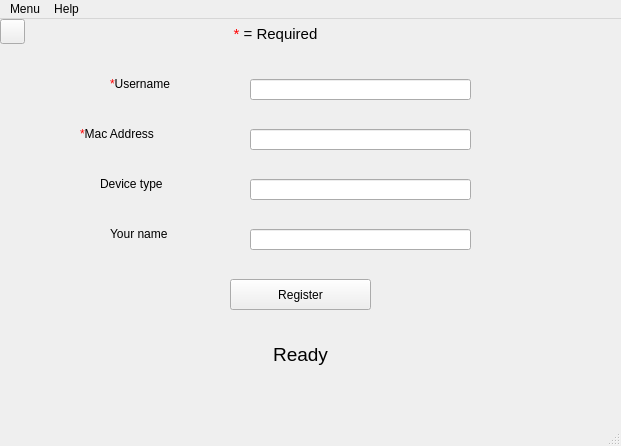
Before: the Qt Designer form mainwindow.ui in sagyakwa/Device-Registration, drawn with Qt 5.
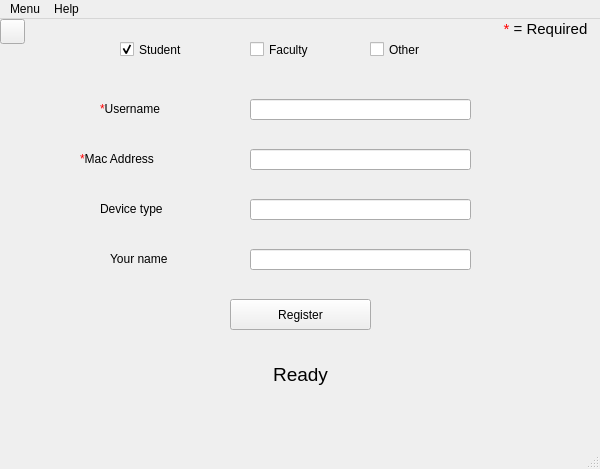
After: the same form once the commit is applied. Icons and pictures are not drawn.

Commit message: added checkboxes for the type of user

Diff of the .ui file:
```diff
--- a/mainwindow.ui
+++ b/mainwindow.ui
@@ -6,8 +6,8 @@
    <rect>
     <x>0</x>
     <y>0</y>
-    <width>621</width>
-    <height>446</height>
+    <width>600</width>
+    <height>469</height>
    </rect>
   </property>
   <property name="windowTitle">
@@ -25,7 +25,7 @@
     <property name="geometry">
      <rect>
       <x>230</x>
-      <y>260</y>
+      <y>280</y>
       <width>141</width>
       <height>31</height>
      </rect>
@@ -44,7 +44,7 @@
     <property name="geometry">
      <rect>
       <x>250</x>
-      <y>60</y>
+      <y>80</y>
       <width>221</width>
       <height>21</height>
      </rect>
@@ -60,7 +60,7 @@
     <property name="geometry">
      <rect>
       <x>250</x>
-      <y>110</y>
+      <y>130</y>
       <width>221</width>
       <height>21</height>
      </rect>
@@ -73,7 +73,7 @@
     <property name="geometry">
      <rect>
       <x>250</x>
-      <y>160</y>
+      <y>180</y>
       <width>221</width>
       <height>21</height>
      </rect>
@@ -86,7 +86,7 @@
     <property name="geometry">
      <rect>
       <x>250</x>
-      <y>210</y>
+      <y>230</y>
       <width>221</width>
       <height>21</height>
      </rect>
@@ -99,7 +99,7 @@
     <property name="geometry">
      <rect>
       <x>110</x>
-      <y>310</y>
+      <y>330</y>
       <width>381</width>
       <height>51</height>
      </rect>
@@ -130,10 +130,10 @@
    <widget class="QLabel" name="username_label">
     <property name="geometry">
      <rect>
-      <x>110</x>
-      <y>50</y>
+      <x>100</x>
+      <y>70</y>
       <width>121</width>
-      <height>31</height>
+      <height>41</height>
      </rect>
     </property>
     <property name="styleSheet">
@@ -150,9 +150,9 @@
     <property name="geometry">
      <rect>
       <x>80</x>
-      <y>100</y>
+      <y>120</y>
       <width>151</width>
-      <height>31</height>
+      <height>41</height>
      </rect>
     </property>
     <property name="styleSheet">
@@ -169,9 +169,9 @@
     <property name="geometry">
      <rect>
       <x>100</x>
-      <y>150</y>
+      <y>170</y>
       <width>151</width>
-      <height>31</height>
+      <height>41</height>
      </rect>
     </property>
     <property name="styleSheet">
@@ -188,9 +188,9 @@
     <property name="geometry">
      <rect>
       <x>110</x>
-      <y>200</y>
+      <y>220</y>
       <width>151</width>
-      <height>31</height>
+      <height>41</height>
      </rect>
     </property>
     <property name="styleSheet">
@@ -206,10 +206,10 @@
    <widget class="QLabel" name="instruction_label">
     <property name="geometry">
      <rect>
-      <x>200</x>
+      <x>480</x>
       <y>0</y>
-      <width>151</width>
-      <height>31</height>
+      <width>131</width>
+      <height>21</height>
      </rect>
     </property>
     <property name="styleSheet">
@@ -222,6 +222,63 @@
      <set>Qt::AlignCenter</set>
     </property>
    </widget>
+   <widget class="QCheckBox" name="student_checkbox">
+    <property name="geometry">
+     <rect>
+      <x>120</x>
+      <y>10</y>
+      <width>141</width>
+      <height>41</height>
+     </rect>
+    </property>
+    <property name="styleSheet">
+     <string notr="true">font: 12pt &quot;MS Shell Dlg 2&quot;;</string>
+    </property>
+    <property name="text">
+     <string>Student</string>
+    </property>
+    <property name="checked">
+     <bool>true</bool>
+    </property>
+   </widget>
+   <widget class="QCheckBox" name="faculty_checkbox">
+    <property name="geometry">
+     <rect>
+      <x>250</x>
+      <y>10</y>
+      <width>141</width>
+      <height>41</height>
+     </rect>
+    </property>
+    <property name="styleSheet">
+     <string notr="true">font: 12pt &quot;MS Shell Dlg 2&quot;;</string>
+    </property>
+    <property name="text">
+     <string>Faculty</string>
+    </property>
+    <property name="checked">
+     <bool>false</bool>
+    </property>
+   </widget>
+   <widget class="QCheckBox" name="other_checkbox">
+    <property name="geometry">
+     <rect>
+      <x>370</x>
+      <y>10</y>
+      <width>141</width>
+      <height>41</height>
+     </rect>
+    </property>
+    <property name="styleSheet">
+     <string notr="true">font: 12pt &quot;MS Shell Dlg 2&quot;;</string>
+    </property>
+    <property name="text">
+     <string>Other</string>
+    </property>
+    <property name="checked">
+     <bool>false</bool>
+    </property>
+   </widget>
    <zorder>username_textbox</zorder>
    <zorder>pushButton</zorder>
    <zorder>mac_textbox</zorder>
@@ -240,7 +297,7 @@
     <rect>
      <x>0</x>
      <y>0</y>
-     <width>621</width>
+     <width>600</width>
      <height>21</height>
     </rect>
    </property>
```
Left out of the diff: 25 changed lines with no effect on the pictures.
